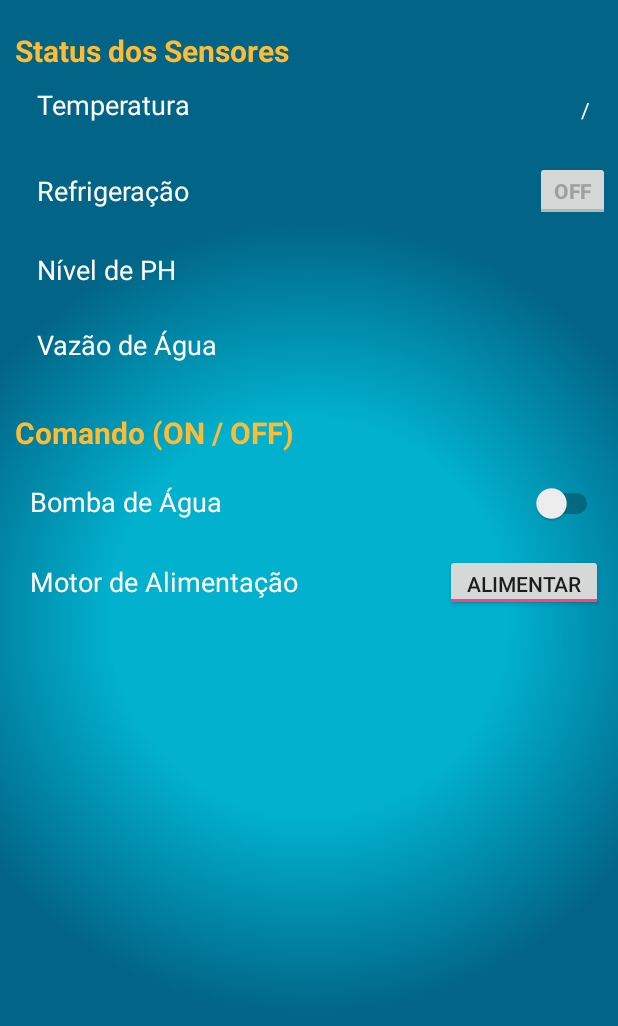
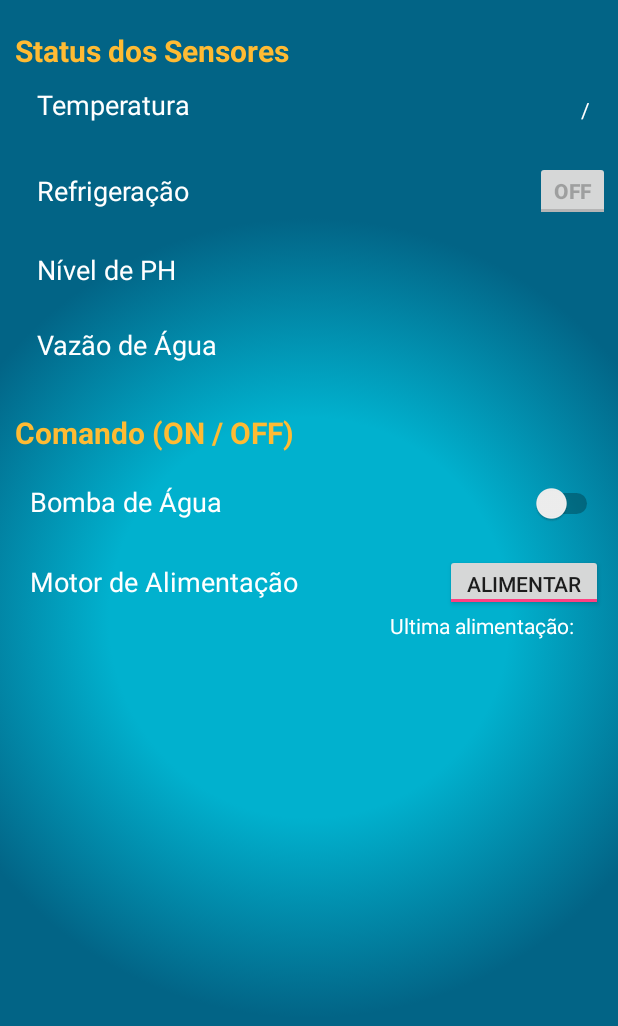
Before and after one commit to lucasveronezzi/AppAquario2, an Android app: the layout activity_screen__monitor.xml on its own in the app's theme, with its tools: preview values and no code run, on a phone screen of 412 x 824 dp. Shown: the top 1026 px of the screen. Run offline under Robolectric (Android 15) with nearby library versions, the light colour scheme and no system bars; network calls fail.

Commit message:
Update 22/ 09 / 2017

```diff
--- a/app/src/main/java/beta/user/appaquario2/Screen_Monitor.java
+++ b/app/src/main/java/beta/user/appaquario2/Screen_Monitor.java
@@ -1,13 +1,10 @@
 package beta.user.appaquario2;
 
 import android.app.ProgressDialog;
-import android.content.Context;
-import android.content.DialogInterface;
 import android.graphics.Color;
 import android.os.AsyncTask;
 import android.os.Bundle;
 import android.os.Handler;
-import android.support.v7.app.AlertDialog;
 import android.support.v7.app.AppCompatActivity;
 import android.util.Log;
 import android.view.View;
@@ -37,6 +34,7 @@ public class Screen_Monitor extends AppCompatActivity {
     private ToggleButton toggle_cooler;
     private TextView text_hora_cooler;
     private TextView text_data_cooler;
+    private TextView text_date_motor;
     private ImageView img_temp;
     private ImageView img_ph;
     private Timer timer;
@@ -57,6 +55,7 @@ public class Screen_Monitor extends AppCompatActivity {
         text_vazao = (TextView) findViewById(R.id.text_vazao);
         text_hora_cooler = (TextView) findViewById(R.id.text_hora_cooler);
         text_data_cooler = (TextView) findViewById(R.id.text_data_cooler);
+        text_date_motor = (TextView) findViewById(R.id.text_date_motor);
         switch_bomba = (Switch) findViewById(R.id.switch_bomba);
         toggle_alimentar = (ToggleButton) findViewById(R.id.toggle_alimentar);
         toggle_cooler = (ToggleButton) findViewById(R.id.toggle_cooler);
@@ -168,6 +167,7 @@ public class Screen_Monitor extends AppCompatActivity {
 
                     toggle_alimentar.setChecked(!MainActivity.stringToBool(rele.getJSONArray(0).getString(1)));
                     toggle_alimentar.setEnabled(!MainActivity.stringToBool(rele.getJSONArray(0).getString(1)));
+                    text_date_motor.setText(FormataData.formatToString(rele.getJSONArray(0).getString(2), "HH:mm (dd/MM/yyyy)"));
 
                     int int_temp = Integer.parseInt(sensor.getJSONArray(0).getString(0).substring(0,sensor.getJSONArray(0).getString(0).length()-3));
                     int int_tempMin = Integer.parseInt(MainActivity.C_TEMP_MIN);
--- a/app/src/main/res/layout/activity_main.xml
+++ b/app/src/main/res/layout/activity_main.xml
@@ -23,6 +23,7 @@
             android:layout_height="wrap_content"
             android:layout_marginBottom="10dp"
             android:background="@color/colorPrimaryDark"
+            android:onClick="open_screen_grafico"
             android:text="Estatísticas"
             android:textColor="@android:color/background_light" />
 
--- a/app/src/main/res/layout/activity_screen__monitor.xml
+++ b/app/src/main/res/layout/activity_screen__monitor.xml
@@ -259,7 +259,6 @@
         <LinearLayout
             android:layout_width="match_parent"
             android:layout_height="wrap_content"
-            android:layout_marginBottom="30dp"
             android:layout_marginTop="20dp"
             android:orientation="horizontal">
 
@@ -282,6 +281,30 @@
                 android:onClick="actionAlimentar"
                 android:textOff="Aguarde"
                 android:textOn="Alimentar" />
+        </LinearLayout>
+
+        <LinearLayout
+            android:layout_width="match_parent"
+            android:layout_height="wrap_content"
+            android:layout_marginEnd="10dp"
+            android:gravity="end"
+            android:orientation="horizontal">
+
+            <TextView
+                android:layout_width="wrap_content"
+                android:layout_height="wrap_content"
+                android:layout_marginRight="5dp"
+                android:text="Ultima alimentação: "
+                android:textColor="@color/colorTitleTextView"
+                android:textSize="14sp" />
+
+            <TextView
+                android:id="@+id/text_date_motor"
+                android:layout_width="wrap_content"
+                android:layout_height="wrap_content"
+                android:layout_marginRight="5dp"
+                android:textColor="@color/colorTitleTextView"
+                android:textSize="14sp" />
 
         </LinearLayout>
     </LinearLayout>
```
Also changed, not shown: app/src/main/java/beta/user/appaquario2/Screen_grafico.java (+26 -16 lines).
